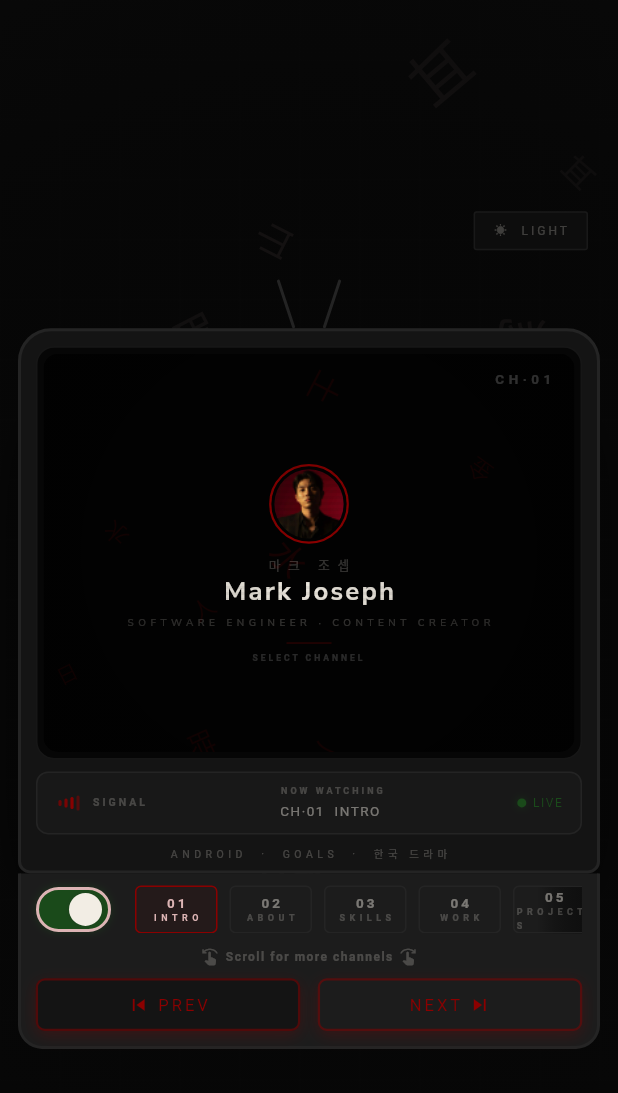
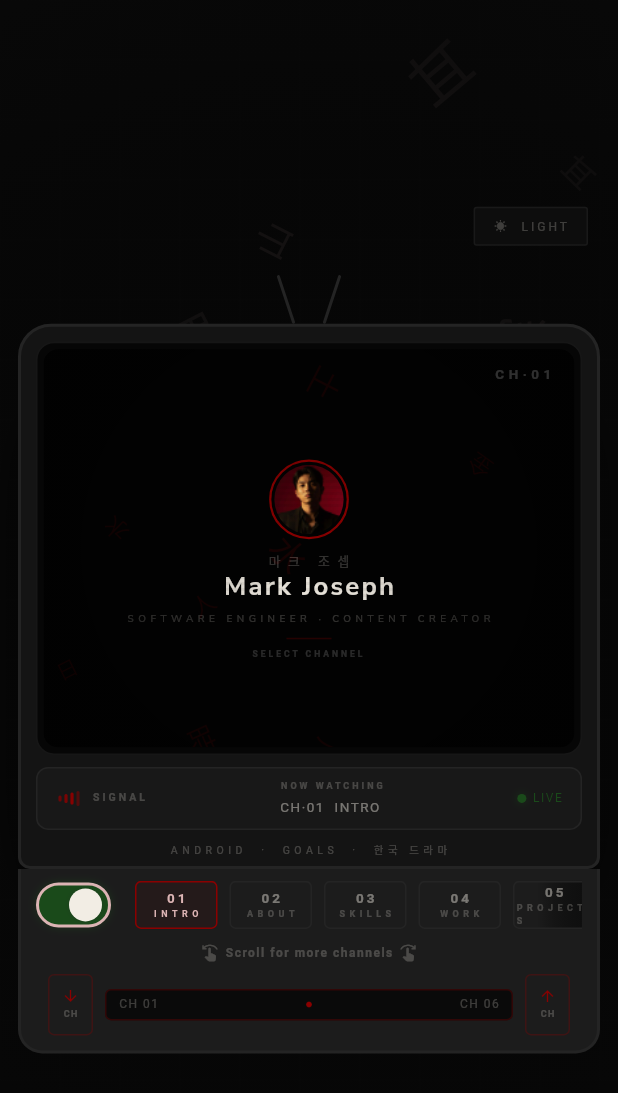
Before and after one commit to MarkJoseph1216/FlutterPorfolio, a Flutter app: the screen it shows after launch, on a phone screen of 412 x 824 dp. Shown: the top 1093 px of the screen. Run offline on Flutter 3.47's test engine with Material 3 defaults, Android fonts, the phone set to English and light mode, and no system bars; our stand-ins replace google_fonts; missing offline and left inert: dart:js; Roboto replaces fonts that are missing (Courier Prime).

Commit message:
created a new retro slider button for mobile viewing for better design

```diff
--- a/lib/presentation/widgets/sections/mobile_controls.dart
+++ b/lib/presentation/widgets/sections/mobile_controls.dart
@@ -1,10 +1,11 @@
 import 'package:flutter/material.dart';
 import '../../../core/constants/app_colors.dart';
 import '../../../core/constants/app_fonts.dart';
+import '../../../core/providers/theme_provider.dart';
 import '../../../data/models/channel_model.dart';
 import '../common/power_button.dart';
 import '../common/channel_button.dart';
-import 'retro_mobile_button.dart';
+import 'retro_radio_slider.dart';
 
 class MobileControls extends StatefulWidget {
   const MobileControls({
@@ -28,13 +29,31 @@ class MobileControls extends StatefulWidget {
 
 class _MobileControlsState extends State<MobileControls> {
   final ScrollController _scrollController = ScrollController();
+  final List<GlobalKey> _buttonKeys = [];
   bool _showLeftShadow = false;
   bool _showRightShadow = true;
+  bool _isAutoScrolling = false;
 
   @override
   void initState() {
     super.initState();
+    for (int i = 0; i < ChannelModel.values.length; i++) {
+      _buttonKeys.add(GlobalKey());
+    }
+
     _scrollController.addListener(_updateShadows);
+
+    WidgetsBinding.instance.addPostFrameCallback((_) {
+      _scrollToCurrentChannel();
+    });
+  }
+
+  @override
+  void didUpdateWidget(MobileControls oldWidget) {
+    super.didUpdateWidget(oldWidget);
+    if (oldWidget.current != widget.current) {
+      _scrollToCurrentChannel();
+    }
   }
 
   @override
@@ -45,11 +64,32 @@ class _MobileControlsState extends State<MobileControls> {
   }
 
   void _updateShadows() {
-    if (!mounted) return;
+    if (!mounted || _isAutoScrolling) return;
     setState(() {
       _showLeftShadow = _scrollController.hasClients && _scrollController.offset > 5;
       _showRightShadow = _scrollController.hasClients &&
           _scrollController.offset < _scrollController.position.maxScrollExtent - 5;
+    });
+  }
+
+  void _scrollToCurrentChannel() {
+    if (!_scrollController.hasClients) return;
+
+    final currentIndex = ChannelModel.values.indexOf(widget.current);
+    if (currentIndex == -1) return;
+
+    const buttonWidth = 55.0;
+    final screenWidth = MediaQuery.of(context).size.width;
+    final scrollOffset = (currentIndex * buttonWidth) - (screenWidth / 2) + (buttonWidth / 2);
+
+    _isAutoScrolling = true;
+    _scrollController.animateTo(
+      scrollOffset.clamp(0.0, _scrollController.position.maxScrollExtent),
+      duration: const Duration(milliseconds: 300),
+      curve: Curves.easeOutCubic,
+    ).then((_) {
+      _isAutoScrolling = false;
+      _updateShadows();
     });
   }
 
@@ -66,6 +106,7 @@ class _MobileControlsState extends State<MobileControls> {
             Expanded(
               child: Stack(
                 children: [
+                  // Left shadow indicator
                   if (_showLeftShadow)
                     Positioned(
                       left: 0,
@@ -86,6 +127,7 @@ class _MobileControlsState extends State<MobileControls> {
                       ),
                     ),
 
+                  // Right shadow indicator
                   if (_showRightShadow)
                     Positioned(
                       right: 0,
@@ -106,20 +148,28 @@ class _MobileControlsState extends State<MobileControls> {
                       ),
                     ),
 
+                  // Scrollable channel buttons
                   SingleChildScrollView(
                     controller: _scrollController,
                     scrollDirection: Axis.horizontal,
                     physics: const BouncingScrollPhysics(),
                     child: Row(
-                      children: ChannelModel.values.map((ch) => Padding(
+                      children: ChannelModel.values.asMap().entries.map((entry) {
+                        final index = entry.key;
+                        final ch = entry.value;
+                        final isActive = widget.current == ch && widget.powered;
+
+                        return Container(
+                          key: _buttonKeys[index],
                           padding: const EdgeInsets.symmetric(horizontal: 4),
                           child: ChannelButton(
                             channel: ch,
-                          active: widget.current == ch && widget.powered,
+                            active: isActive,
                             onTap: () => widget.onChannel(ch),
                             isDesktop: false,
                           ),
-                      )).toList(),
+                        );
+                      }).toList(),
                     ),
                   ),
                 ],
@@ -160,26 +210,10 @@ class _MobileControlsState extends State<MobileControls> {
             ),
           ),
 
-        // Prev/Next row
-        Row(
-          mainAxisAlignment: MainAxisAlignment.center,
-          children: [
-            Expanded(
-              child: RetroMobileButton(
-                label: 'PREV',
-                onTap: widget.onPrev,
-                isLeft: true,
-              ),
-            ),
-            const SizedBox(width: 12),
-            Expanded(
-              child: RetroMobileButton(
-                label: 'NEXT',
-                onTap: widget.onNext,
-                isLeft: false,
-              ),
-            ),
-          ],
+        RetroRadioSlider(
+          onPrev: widget.onPrev,
+          onNext: widget.onNext,
+          isDark: ThemeProvider.isDark(context),
         ),
       ],
     );
--- /dev/null
+++ b/lib/presentation/widgets/sections/retro_radio_slider.dart
@@ -0,0 +1,132 @@
+import 'package:flutter/material.dart';
+import '../../../core/constants/app_colors.dart';
+import '../../../core/constants/app_fonts.dart';
+
+class RetroRadioSlider extends StatelessWidget {
+  const RetroRadioSlider({
+    super.key,
+    required this.onPrev,
+    required this.onNext,
+    required this.isDark,
+  });
+
+  final VoidCallback onPrev;
+  final VoidCallback onNext;
+  final bool isDark;
+
+  @override
+  Widget build(BuildContext context) {
+    final colors = AppColors.of(context);
+
+    return Container(
+      padding: const EdgeInsets.symmetric(horizontal: 8),
+      child: Row(
+        children: [
+          GestureDetector(
+            onTap: onPrev,
+            child: Container(
+              padding: const EdgeInsets.all(8),
+              decoration: BoxDecoration(
+                color: colors.surfaceAlt,
+                borderRadius: BorderRadius.circular(4),
+                border: Border.all(
+                  color: colors.tvAccent.withOpacity(0.3),
+                ),
+              ),
+              child: Column(
+                children: [
+                  Icon(
+                    Icons.arrow_downward,
+                    size: 12,
+                    color: colors.tvAccent,
+                  ),
+                  const SizedBox(height: 2),
+                  Text(
+                    'CH',
+                    style: AppFonts.tvChannel(
+                      color: colors.textMuted,
+                      size: 6,
+                      letterSpacing: 1,
+                    ),
+                  ),
+                ],
+              ),
+            ),
+          ),
+
+          Expanded(
+            child: Container(
+              margin: const EdgeInsets.symmetric(horizontal: 8),
+              padding: const EdgeInsets.symmetric(horizontal: 8, vertical: 4),
+              decoration: BoxDecoration(
+                color: isDark ? const Color(0xFF0a0a0a) : const Color(0xFFe0d9cc),
+                borderRadius: BorderRadius.circular(4),
+                border: Border.all(
+                  color: colors.tvAccent.withOpacity(0.3),
+                ),
+              ),
+              child: Row(
+                mainAxisAlignment: MainAxisAlignment.spaceBetween,
+                children: [
+                  Text(
+                    'CH 01',
+                    style: AppFonts.tvRetro(
+                      color: colors.textMuted,
+                      size: 8,
+                      letterSpacing: 1,
+                    ),
+                  ),
+                  Icon(
+                    Icons.fiber_manual_record,
+                    size: 6,
+                    color: colors.tvAccent,
+                  ),
+                  Text(
+                    'CH 06',
+                    style: AppFonts.tvRetro(
+                      color: colors.textMuted,
+                      size: 8,
+                      letterSpacing: 1,
+                    ),
+                  ),
+                ],
+              ),
+            ),
+          ),
+
+          GestureDetector(
+            onTap: onNext,
+            child: Container(
+              padding: const EdgeInsets.all(8),
+              decoration: BoxDecoration(
+                color: colors.surfaceAlt,
+                borderRadius: BorderRadius.circular(4),
+                border: Border.all(
+                  color: colors.tvAccent.withOpacity(0.3),
+                ),
+              ),
+              child: Column(
+                children: [
+                  Icon(
+                    Icons.arrow_upward,
+                    size: 12,
+                    color: colors.tvAccent,
+                  ),
+                  const SizedBox(height: 2),
+                  Text(
+                    'CH',
+                    style: AppFonts.tvChannel(
+                      color: colors.textMuted,
+                      size: 6,
+                      letterSpacing: 1,
+                    ),
+                  ),
+                ],
+              ),
+            ),
+          ),
+        ],
+      ),
+    );
+  }
+}
```
Lines whose indentation alone changed are shown as unchanged.
